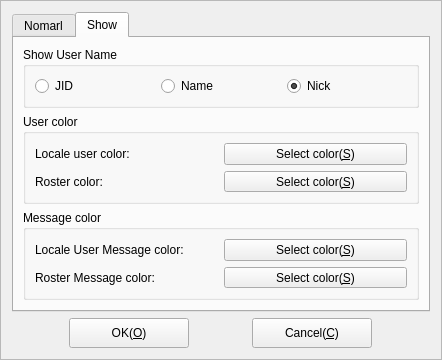
Before: the Qt Designer form Widgets/FrmOptions/FrmOptions.ui in KangLin/RabbitIm, drawn with Qt 5.
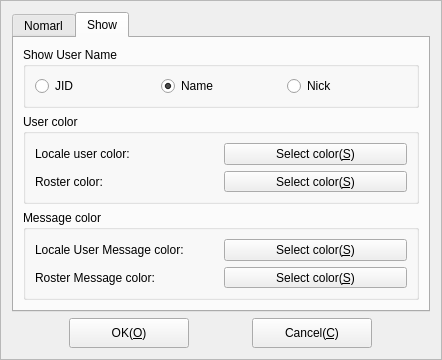
After: the same form once the commit is applied. The open tabs and pages were chosen to show the change.

Commit message: 修改显示选项默认值

What changed in the file:
```diff
--- a/Widgets/FrmOptions/FrmOptions.ui
+++ b/Widgets/FrmOptions/FrmOptions.ui
@@ -215,6 +215,9 @@
             <property name="text">
              <string>Name</string>
             </property>
+            <property name="checked">
+             <bool>true</bool>
+            </property>
            </widget>
           </item>
           <item row="0" column="2">
@@ -226,7 +229,7 @@
              <string>Nick</string>
             </property>
             <property name="checked">
-             <bool>true</bool>
+             <bool>false</bool>
             </property>
            </widget>
           </item>
```
Left out of the diff: 2 changed lines with no effect on the pictures. The commit also changes 2 other files.
